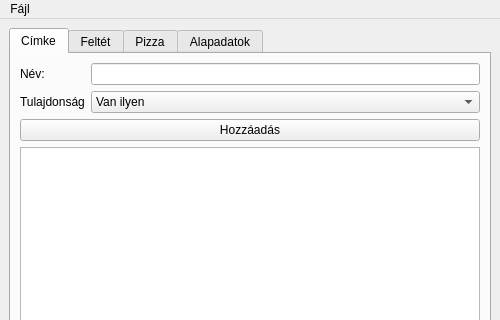
Qt form mainwindow.ui (BenGercuj/PizzaPain) before a commit; both pictures show x 0 to 500 and y 0 to 320 of the 500 by 500 pixel window.
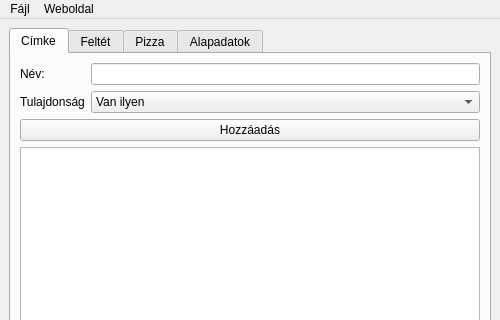
The same form after that commit.

Commit message: Bármi hiányzik, LESZAROM, KÉSZ VAN

What changed in the file:
```diff
--- a/mainwindow.ui
+++ b/mainwindow.ui
@@ -328,7 +328,14 @@
     <addaction name="separator"/>
     <addaction name="actionKil_p_s"/>
    </widget>
+   <widget class="QMenu" name="menuWeboldal">
+    <property name="title">
+     <string>Weboldal</string>
+    </property>
+    <addaction name="actionGener_l_s"/>
+   </widget>
    <addaction name="menuF_jl"/>
+   <addaction name="menuWeboldal"/>
   </widget>
   <widget class="QStatusBar" name="statusbar"/>
   <action name="actionBet_lt_s">
```
Left out of the diff: 5 changed lines with no effect on the pictures. The commit also changes 2 other files.
